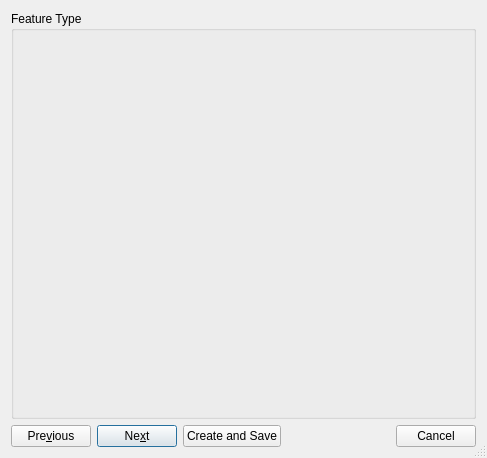
This is src/qt-widgets/CreateFeatureDialogUi.ui in GPlates/GPlates as Qt 5 draws it before an edit. The edited form follows.
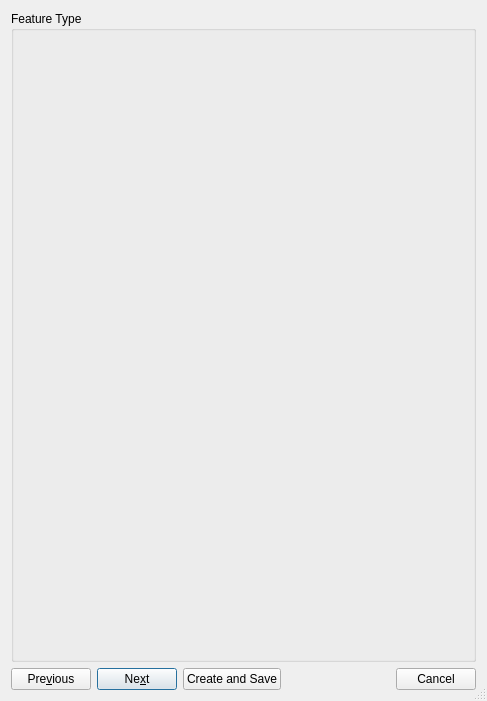
This is the edited form. Icons and pictures are not drawn.

The edit to the form file:
```diff
--- a/src/qt-widgets/CreateFeatureDialogUi.ui
+++ b/src/qt-widgets/CreateFeatureDialogUi.ui
@@ -7,7 +7,7 @@
     <x>0</x>
     <y>0</y>
     <width>487</width>
-    <height>458</height>
+    <height>701</height>
    </rect>
   </property>
   <property name="windowTitle">
```
